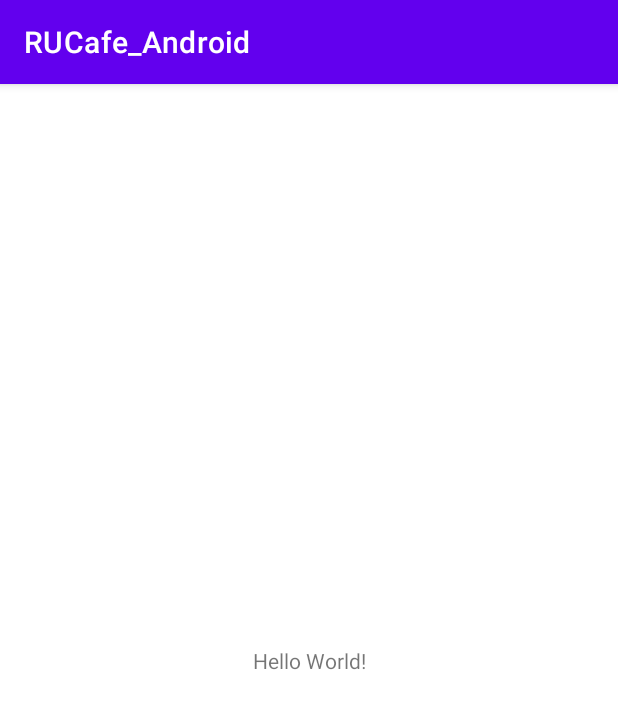
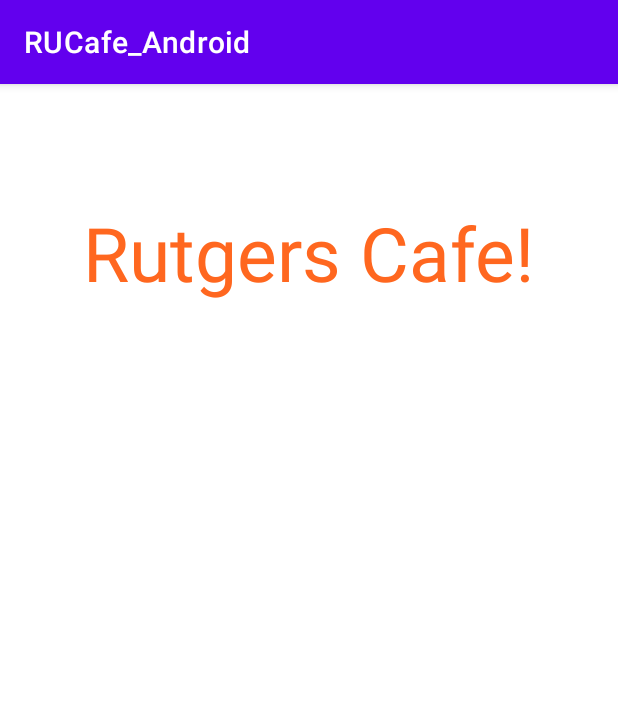
Before and after one commit to map112300/RUCafe_Android, an Android app: the screen it shows after launch (MainActivity), on a phone screen of 412 x 824 dp. Shown: the top 709 px of the screen. Run offline under Robolectric (Android 15) with nearby library versions, the phone set to English and light mode, and no system bars.

Commit message:
Update to views in layout folder

```diff
--- a/app/src/main/java/com/example/rucafe_android/MainActivity.java
+++ b/app/src/main/java/com/example/rucafe_android/MainActivity.java
@@ -9,6 +9,6 @@ public class MainActivity extends AppCompatActivity {
     @Override
     protected void onCreate(Bundle savedInstanceState) {
         super.onCreate(savedInstanceState);
-        setContentView(R.layout.activity_main);
+        setContentView(R.layout.main_view);
     }
 }
--- a/app/src/main/res/layout/activity_main.xml
+++ b/app/src/main/res/layout/main_view.xml
@@ -9,10 +9,13 @@
     <TextView
         android:layout_width="wrap_content"
         android:layout_height="wrap_content"
-        android:text="Hello World!"
+        android:text="Rutgers Cafe!"
+        android:textSize="50sp"
+        android:textColor="#FF671F"
         app:layout_constraintBottom_toBottomOf="parent"
         app:layout_constraintEnd_toEndOf="parent"
         app:layout_constraintStart_toStartOf="parent"
-        app:layout_constraintTop_toTopOf="parent" />
+        app:layout_constraintTop_toTopOf="parent"
+        app:layout_constraintVertical_bias="0.112" />
 
 </androidx.constraintlayout.widget.ConstraintLayout>
--- /dev/null
+++ b/app/src/main/res/layout/ordering_basket_view.xml
@@ -0,0 +1,6 @@
+<?xml version="1.0" encoding="utf-8"?>
+<androidx.constraintlayout.widget.ConstraintLayout xmlns:android="http://schemas.android.com/apk/res/android"
+    android:layout_width="match_parent"
+    android:layout_height="match_parent">
+
+</androidx.constraintlayout.widget.ConstraintLayout>
--- /dev/null
+++ b/app/src/main/res/layout/ordering_coffee_view.xml
@@ -0,0 +1,6 @@
+<?xml version="1.0" encoding="utf-8"?>
+<androidx.constraintlayout.widget.ConstraintLayout xmlns:android="http://schemas.android.com/apk/res/android"
+    android:layout_width="match_parent"
+    android:layout_height="match_parent">
+
+</androidx.constraintlayout.widget.ConstraintLayout>
--- /dev/null
+++ b/app/src/main/res/layout/ordering_donuts_view.xml
@@ -0,0 +1,6 @@
+<?xml version="1.0" encoding="utf-8"?>
+<androidx.constraintlayout.widget.ConstraintLayout xmlns:android="http://schemas.android.com/apk/res/android"
+    android:layout_width="match_parent"
+    android:layout_height="match_parent">
+
+</androidx.constraintlayout.widget.ConstraintLayout>
--- /dev/null
+++ b/app/src/main/res/layout/store_orders_view.xml
@@ -0,0 +1,6 @@
+<?xml version="1.0" encoding="utf-8"?>
+<androidx.constraintlayout.widget.ConstraintLayout xmlns:android="http://schemas.android.com/apk/res/android"
+    android:layout_width="match_parent"
+    android:layout_height="match_parent">
+
+</androidx.constraintlayout.widget.ConstraintLayout>
```
